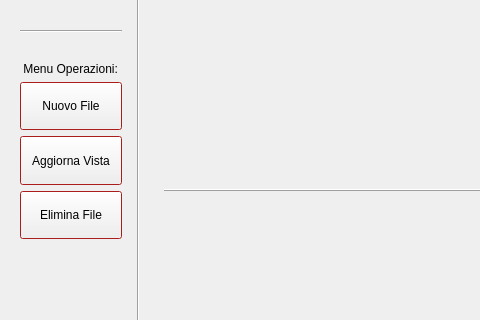
Qt form Login/homepage.ui (cosimo265598/Edilive) before a commit; both pictures show x 0 to 480 and y 122 to 442 of the 931 by 651 pixel window.
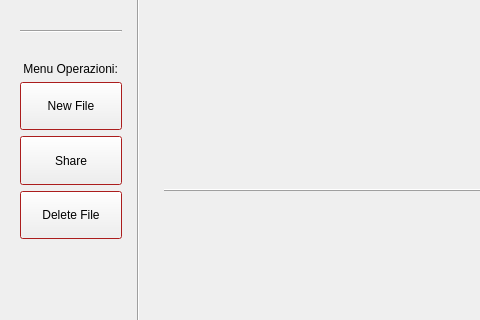
The same form after that commit.

Commit message: heavily changed the database. Now 3 tables instead of two, added and modified query, removed class attribute's query objects and added transaction mechanism. Added share file simple feature with some possible future improvement

The edit to the form file:
```diff
--- a/Login/homepage.ui
+++ b/Login/homepage.ui
@@ -158,7 +158,7 @@
              </sizepolicy>
             </property>
             <property name="text">
-             <string>  Nuovo File  </string>
+             <string>New File</string>
             </property>
            </widget>
           </item>
@@ -171,7 +171,7 @@
              </sizepolicy>
             </property>
             <property name="text">
-             <string>Aggiorna Vista</string>
+             <string>Share</string>
             </property>
            </widget>
           </item>
@@ -184,7 +184,7 @@
              </sizepolicy>
             </property>
             <property name="text">
-             <string>Elimina File</string>
+             <string>Delete File</string>
             </property>
            </widget>
           </item>
```
Left out of the diff: 2 changed lines with no effect on the pictures. The commit also changes 29 other files.
